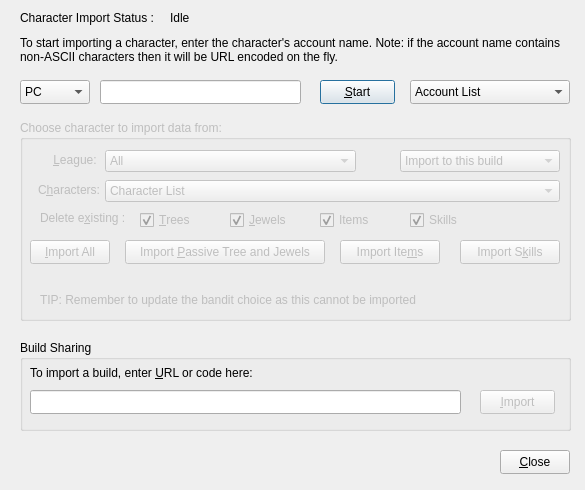
First picture: the form in Assets/ui_files/dlgBuildImport.ui, repository pHiney/PathOfBuilding-Python, before the edit.
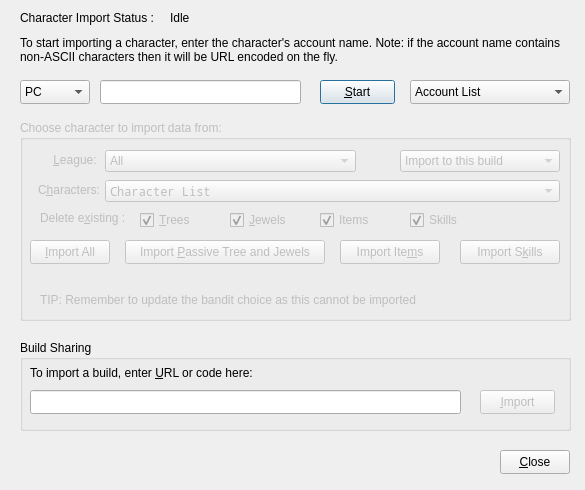
Second picture: the form after the edit. Icons and pictures are not drawn.

What changed in the file:
```diff
--- a/Assets/ui_files/dlgBuildImport.ui
+++ b/Assets/ui_files/dlgBuildImport.ui
@@ -205,6 +205,11 @@
       <height>22</height>
      </rect>
     </property>
+    <property name="font">
+     <font>
+      <family>Noto Mono</family>
+     </font>
+    </property>
     <item>
      <property name="text">
       <string>Character List</string>
```
